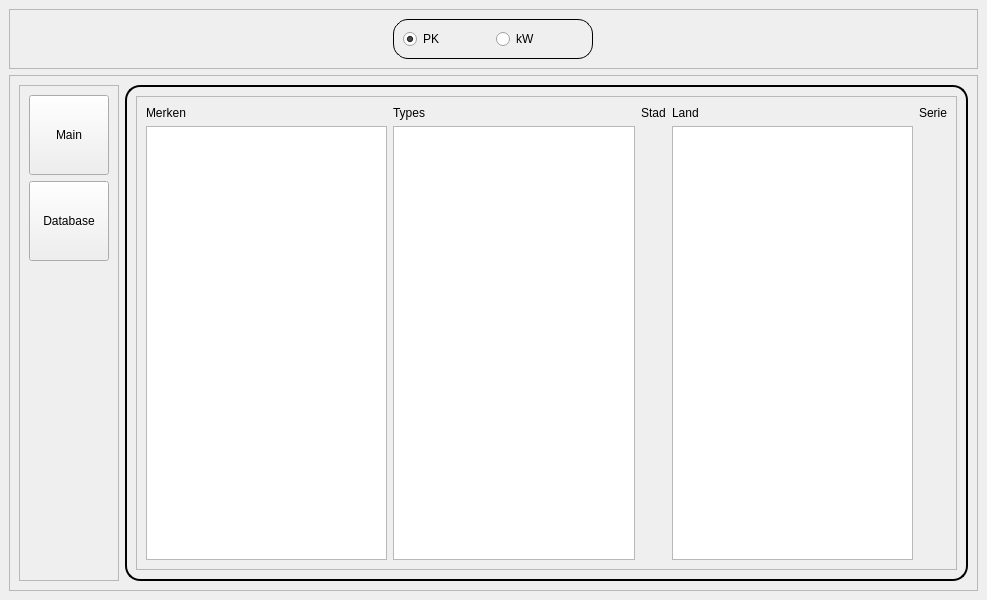
Before: the Qt Designer form mainwindow.ui in dinordi/DAB-Eindopdracht, drawn with Qt 5.
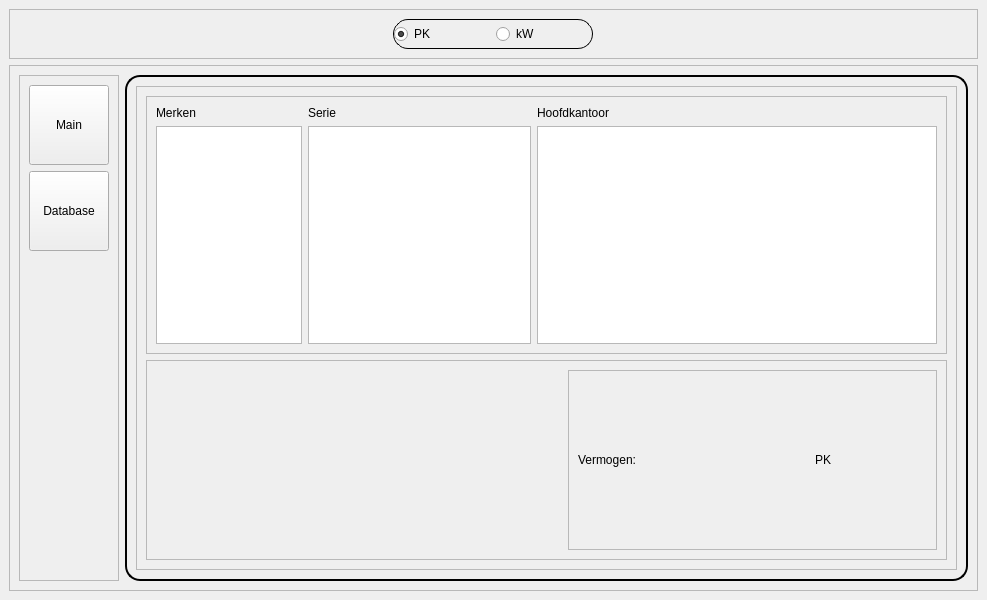
After: the same form once the commit is applied.

Patch:
```diff
--- a/mainwindow.ui
+++ b/mainwindow.ui
@@ -30,12 +30,30 @@
        <enum>QFrame::Raised</enum>
       </property>
       <layout class="QHBoxLayout" name="horizontalLayout_3">
+       <property name="leftMargin">
+        <number>0</number>
+       </property>
+       <property name="topMargin">
+        <number>0</number>
+       </property>
+       <property name="rightMargin">
+        <number>0</number>
+       </property>
+       <property name="bottomMargin">
+        <number>0</number>
+       </property>
        <item>
         <widget class="QFrame" name="frameRadio">
+         <property name="minimumSize">
+          <size>
+           <width>0</width>
+           <height>30</height>
+          </size>
+         </property>
          <property name="maximumSize">
           <size>
            <width>200</width>
-           <height>16777215</height>
+           <height>30</height>
           </size>
          </property>
          <property name="styleSheet">
@@ -51,6 +69,18 @@
           <enum>QFrame::Raised</enum>
          </property>
          <layout class="QHBoxLayout" name="horizontalLayout">
+          <property name="leftMargin">
+           <number>0</number>
+          </property>
+          <property name="topMargin">
+           <number>0</number>
+          </property>
+          <property name="rightMargin">
+           <number>0</number>
+          </property>
+          <property name="bottomMargin">
+           <number>0</number>
+          </property>
           <item>
            <widget class="QRadioButton" name="PK">
             <property name="text">
@@ -159,7 +189,7 @@
          </property>
          <widget class="QWidget" name="pageList">
           <layout class="QGridLayout" name="gridLayout_2">
-           <item row="0" column="0">
+           <item row="0" column="1">
             <widget class="QFrame" name="content">
              <property name="frameShape">
               <enum>QFrame::StyledPanel</enum>
@@ -167,51 +197,183 @@
              <property name="frameShadow">
               <enum>QFrame::Raised</enum>
              </property>
-             <layout class="QGridLayout" name="gridLayout">
-              <item row="1" column="2">
-               <widget class="QListView" name="listViewTypes"/>
-              </item>
-              <item row="0" column="1">
-               <widget class="QLabel" name="lblMerken">
-                <property name="text">
-                 <string>Merken</string>
+             <layout class="QVBoxLayout" name="verticalLayout_3">
+              <item>
+               <widget class="QFrame" name="FrameSelect">
+                <property name="frameShape">
+                 <enum>QFrame::StyledPanel</enum>
                 </property>
-               </widget>
-              </item>
-              <item row="0" column="5">
-               <widget class="QLabel" name="lblMerken_3">
-                <property name="text">
-                 <string>Serie</string>
+                <property name="frameShadow">
+                 <enum>QFrame::Raised</enum>
                 </property>
+                <layout class="QGridLayout" name="gridLayout">
+                 <item row="1" column="1">
+                  <widget class="QLabel" name="lblMerken">
+                   <property name="text">
+                    <string>Merken</string>
+                   </property>
+                  </widget>
+                 </item>
+                 <item row="1" column="2">
+                  <widget class="QLabel" name="lblTypes">
+                   <property name="text">
+                    <string>Serie</string>
+                   </property>
+                  </widget>
+                 </item>
+                 <item row="2" column="1">
+                  <widget class="QListView" name="listViewMerken">
+                   <property name="maximumSize">
+                    <size>
+                     <width>180</width>
+                     <height>16777215</height>
+                    </size>
+                   </property>
+                  </widget>
+                 </item>
+                 <item row="1" column="3">
+                  <widget class="QLabel" name="label">
+                   <property name="text">
+                    <string>Hoofdkantoor</string>
+                   </property>
+                  </widget>
+                 </item>
+                 <item row="2" column="2">
+                  <widget class="QTableView" name="tableViewSerie">
+                   <property name="showGrid">
+                    <bool>false</bool>
+                   </property>
+                   <attribute name="horizontalHeaderVisible">
+                    <bool>false</bool>
+                   </attribute>
+                   <attribute name="horizontalHeaderHighlightSections">
+                    <bool>false</bool>
+                   </attribute>
+                   <attribute name="verticalHeaderVisible">
+                    <bool>false</bool>
+                   </attribute>
+                   <attribute name="verticalHeaderHighlightSections">
+                    <bool>false</bool>
+                   </attribute>
+                  </widget>
+                 </item>
+                 <item row="2" column="3">
+                  <widget class="QTableView" name="tableViewHQ">
+                   <property name="minimumSize">
+                    <size>
+                     <width>400</width>
+                     <height>0</height>
+                    </size>
+                   </property>
+                   <property name="showGrid">
+                    <bool>false</bool>
+                   </property>
+                   <attribute name="horizontalHeaderVisible">
+                    <bool>false</bool>
+                   </attribute>
+                   <attribute name="horizontalHeaderHighlightSections">
+                    <bool>false</bool>
+                   </attribute>
+                   <attribute name="verticalHeaderVisible">
+                    <bool>false</bool>
+                   </attribute>
+                   <attribute name="verticalHeaderHighlightSections">
+                    <bool>false</bool>
+                   </attribute>
+                  </widget>
+                 </item>
+                </layout>
                </widget>
               </item>
-              <item row="0" column="2">
-               <widget class="QLabel" name="lblTypes">
-                <property name="text">
-                 <string>Types</string>
+              <item>
+               <widget class="QFrame" name="frame_3">
+                <property name="minimumSize">
+                 <size>
+                  <width>0</width>
+                  <height>200</height>
+                 </size>
                 </property>
-               </widget>
-              </item>
-              <item row="1" column="1">
-               <widget class="QListView" name="listViewMerken"/>
-              </item>
-              <item row="0" column="3">
-               <widget class="QLabel" name="label">
-                <property name="text">
-                 <string>Stad</string>
+                <property name="frameShape">
+                 <enum>QFrame::StyledPanel</enum>
                 </property>
-               </widget>
-              </item>
-              <item row="0" column="4">
-               <widget class="QLabel" name="label_6">
-                <property name="text">
-                 <string>Land</string>
+                <property name="frameShadow">
+                 <enum>QFrame::Raised</enum>
                 </property>
+                <layout class="QHBoxLayout" name="horizontalLayout_5">
+                 <item>
+                  <widget class="QLabel" name="lblLogo">
+                   <property name="minimumSize">
+                    <size>
+                     <width>100</width>
+                     <height>100</height>
+                    </size>
+                   </property>
+                   <property name="maximumSize">
+                    <size>
+                     <width>100</width>
+                     <height>100</height>
+                    </size>
+                   </property>
+                   <property name="text">
+                    <string/>
+                   </property>
+                  </widget>
+                 </item>
+                 <item>
+                  <widget class="QLabel" name="lblImage">
+                   <property name="minimumSize">
+                    <size>
+                     <width>300</width>
+                     <height>180</height>
+                    </size>
+                   </property>
+                   <property name="maximumSize">
+                    <size>
+                     <width>300</width>
+                     <height>180</height>
+                    </size>
+                   </property>
+                   <property name="text">
+                    <string/>
+                   </property>
+                  </widget>
+                 </item>
+                 <item>
+                  <widget class="QFrame" name="frame_4">
+                   <property name="frameShape">
+                    <enum>QFrame::StyledPanel</enum>
+                   </property>
+                   <property name="frameShadow">
+                    <enum>QFrame::Raised</enum>
+                   </property>
+                   <layout class="QHBoxLayout" name="horizontalLayout_4">
+                    <item>
+                     <widget class="QLabel" name="lblVermogenNaam">
+                      <property name="text">
+                       <string>Vermogen:</string>
+                      </property>
+                     </widget>
+                    </item>
+                    <item>
+                     <widget class="QLabel" name="lblVermogen">
+                      <property name="text">
+                       <string/>
+                      </property>
+                     </widget>
+                    </item>
+                    <item>
+                     <widget class="QLabel" name="lblUnit">
+                      <property name="text">
+                       <string>PK</string>
+                      </property>
+                     </widget>
+                    </item>
+                   </layout>
+                  </widget>
+                 </item>
+                </layout>
                </widget>
               </item>
-              <item row="1" column="4">
-               <widget class="QTableView" name="tableView"/>
-              </item>
              </layout>
             </widget>
            </item>
```
